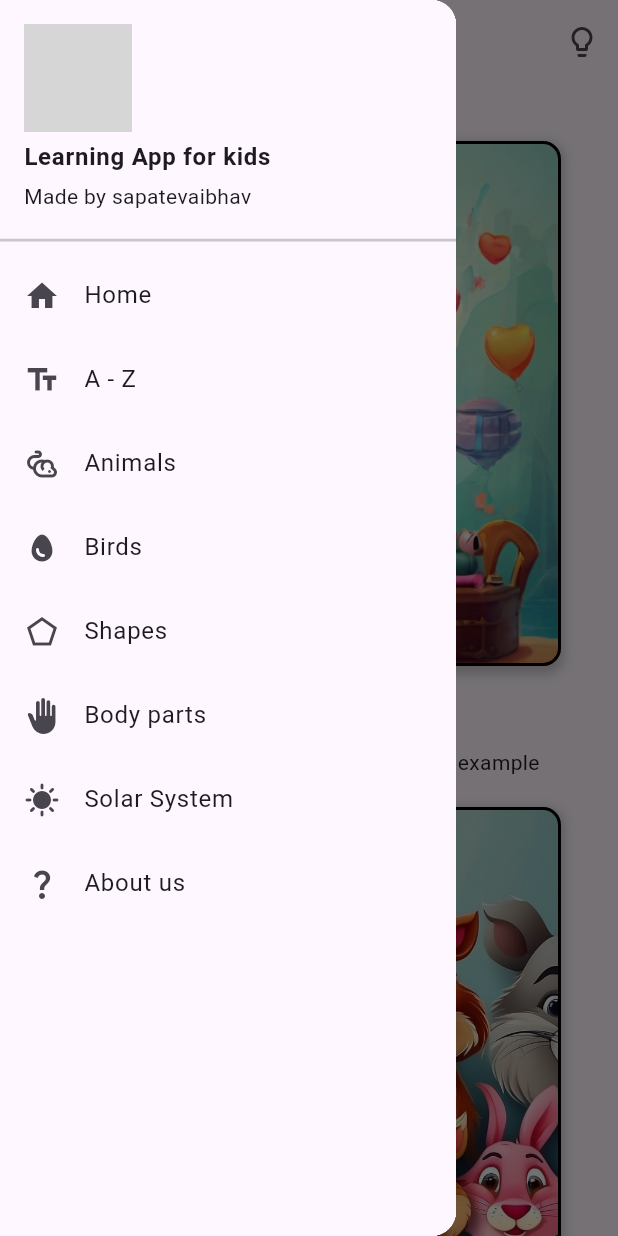
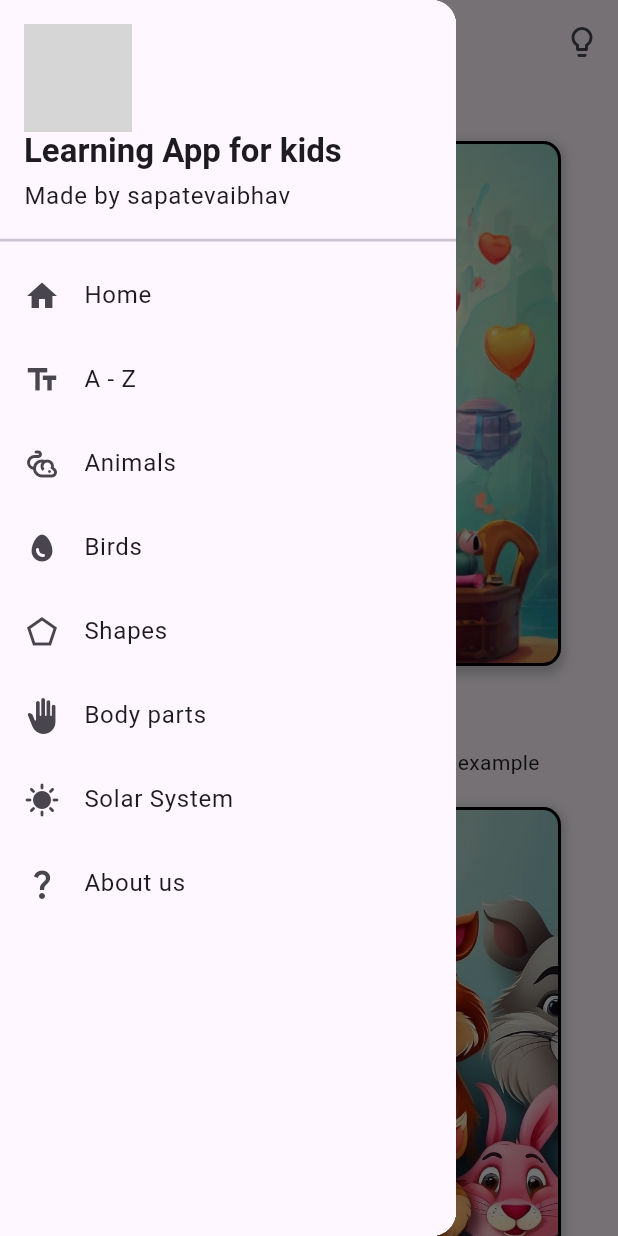
Before and after one commit to VaibhavCodeClub/learn, a Flutter app: the screen it shows after launch, with the side drawer open, on a phone screen of 412 x 824 dp. Run offline on Flutter 3.47's test engine with Material 3 defaults, Android fonts, the phone set to English and light mode, and no system bars; our stand-ins replace adaptive_theme, flutter_card_swiper, flutter_svg, flutter_tts, just_audio; grey boxes are pictures that could not be loaded.

Commit message:
made theme adaptive

```diff
--- a/lib/widgets/drawer.dart
+++ b/lib/widgets/drawer.dart
@@ -6,31 +6,29 @@ class MyDrawer extends StatelessWidget {
 
   @override
   Widget build(BuildContext context) {
-    final theme = Theme.of(context);
-
     return Drawer(
       child: Container(
-        color: theme.canvasColor,
+        color: Theme.of(context).canvasColor,
         child: Column(
           children: [
             DrawerHeader(
-              padding: EdgeInsets.all(0),
-              decoration: BoxDecoration(color: theme.canvasColor),
+              padding: const EdgeInsets.all(0),
+              decoration: BoxDecoration(color: Theme.of(context).canvasColor),
               child: UserAccountsDrawerHeader(
-                margin: EdgeInsets.all(0),
-                decoration: BoxDecoration(color: theme.canvasColor),
+                margin: const EdgeInsets.all(0),
+                decoration: BoxDecoration(color: Theme.of(context).canvasColor),
                 accountName: Text(
                   "Learning App for kids",
-                  style: TextStyle(
-                      fontWeight: FontWeight.bold,
-                      color: theme.textTheme.headline6
-                          ?.color), // Use theme's text color
+                  style: Theme.of(context)
+                      .textTheme
+                      .titleLarge
+                      ?.copyWith(fontWeight: FontWeight.bold),
                 ),
-                accountEmail: Text("Made by sapatevaibhav",
-                    style: TextStyle(
-                        color: theme.textTheme.bodyText1
-                            ?.color)), // Use theme's text color
-                currentAccountPicture: CircleAvatar(
+                accountEmail: Text(
+                  "Made by sapatevaibhav",
+                  style: Theme.of(context).textTheme.bodyLarge,
+                ),
+                currentAccountPicture: const CircleAvatar(
                   backgroundImage: AssetImage("assets/images/dp.png"),
                 ),
               ),
@@ -106,7 +104,7 @@ class MyDrawer extends StatelessWidget {
   }
 
   Widget _buildListTile({
-    required BuildContext context, // Receive the context here
+    required BuildContext context,
     required IconData icon,
     required String title,
     required VoidCallback onTap,
@@ -115,7 +113,7 @@ class MyDrawer extends StatelessWidget {
       leading: Icon(icon),
       title: Text(
         title,
-        style: TextStyle(color: Theme.of(context).textTheme.bodyText1?.color),
+        style: Theme.of(context).textTheme.bodyLarge,
       ),
       onTap: onTap,
     );
```
